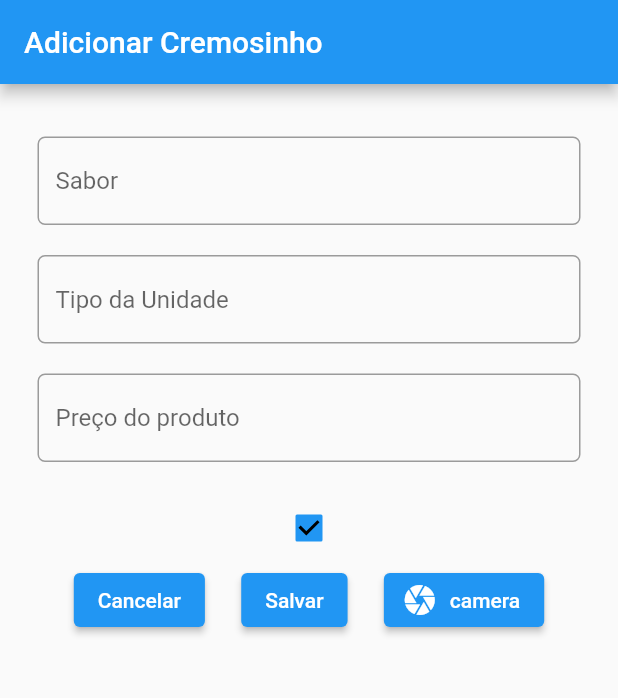
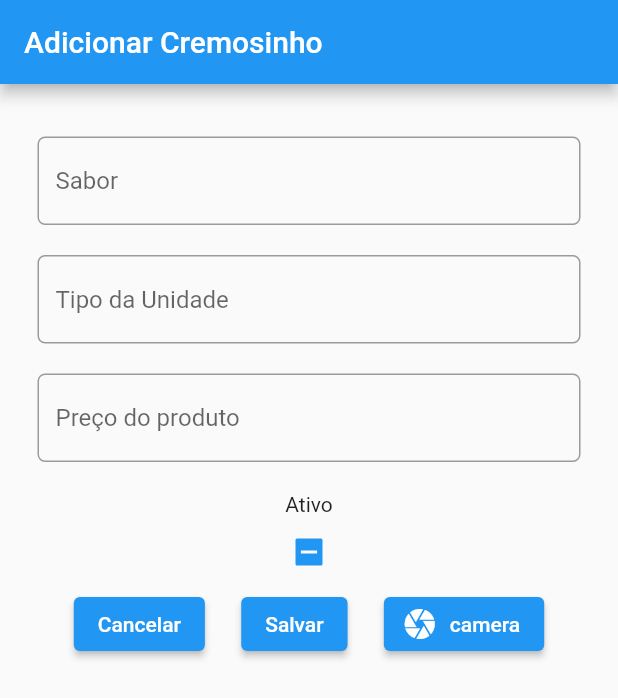
Before and after one commit to matheusfellipe/dindin_flutter, a Flutter app: the IceCreamAddPage screen opened directly, on a phone screen of 412 x 824 dp. Shown: the top 698 px of the screen. Run offline on Flutter 3.47's test engine with Material 2 defaults, Android fonts, the phone set to English and light mode, and no system bars; our stand-ins replace cloud_firestore, firebase_auth, firebase_core, firebase_storage, google_fonts, image_picker; accounts and stored records are empty.

Commit message:
product active checkbox

```diff
--- a/lib/screen/icecream/icrecream_add_page.dart
+++ b/lib/screen/icecream/icrecream_add_page.dart
@@ -95,10 +95,11 @@ class _IceCreamAddPageState extends State<IceCreamAddPage> {
                 const SizedBox(
                   height: 20,
                 ),
+                const Text('Ativo'),
                 Checkbox(
-                  checkColor: Colors.black,
+                  checkColor: Colors.white,
                   // fillColor: MaterialStateProperty.resolveWith(Colors.blue),
-                  value: _icecream.active=true,
+                  value: _icecream.active,
                   onChanged: (bool? value) {
                     setState(() {
                       _icecream.active = value!;
```
